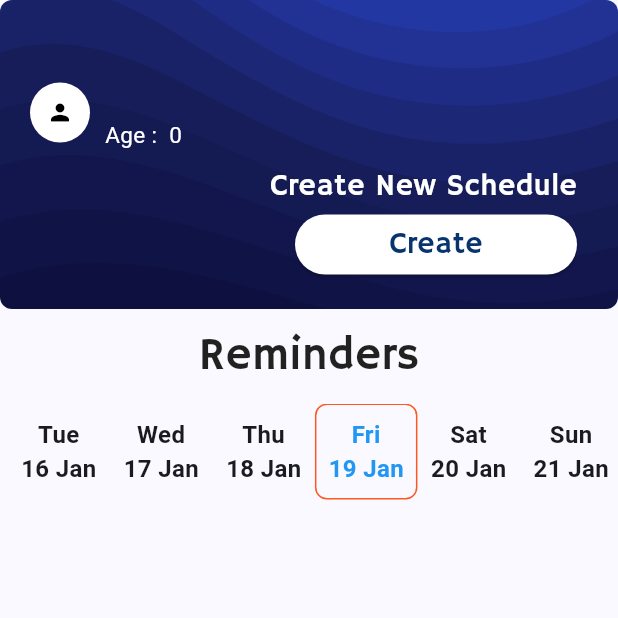
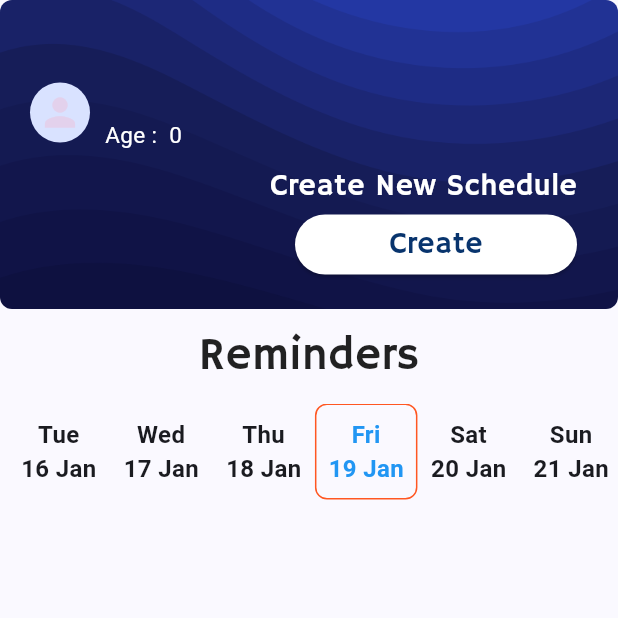
Before and after one commit to sabsar42/digital_pharmacist_v2, a Flutter app: the SchedulerScreen screen opened directly, on a phone screen of 412 x 824 dp, the top half of it. Run offline on Flutter 3.47's test engine with Material 3 defaults, Android fonts, the phone set to English and light mode, and no system bars; our stand-ins replace camera, carousel_slider, cloud_firestore, curved_navigation_bar, date_format, device_preview and 18 more; missing offline and left inert: animated_weight_picker, google_mlkit_text_recognition, syncfusion_flutter_pdfviewer, transformable_list_view; accounts and stored records are empty.

```diff
--- a/lib/Scheduler/widget/schedulerProfile.dart
+++ b/lib/Scheduler/widget/schedulerProfile.dart
@@ -3,7 +3,9 @@ import 'package:digi_pharma_app_test/Scheduler/Screen/SchedulerSettingsScreen.da
 import 'package:digi_pharma_app_test/style.dart';
 import 'package:firebase_auth/firebase_auth.dart';
 import 'package:flutter/material.dart';
+import 'package:get/get_state_manager/src/simple/get_state.dart';
 
+import '../../User_Profile/controller/upload_profile_image_contoller.dart';
 import '../../User_Profile/screens/UserProfile.dart';
 
 
@@ -59,14 +61,26 @@ class _schedulerProfileBarState extends State<schedulerProfileBar> {
               crossAxisAlignment: CrossAxisAlignment.center,
               children: [
 
-                CircleAvatar(
-                  radius: 20,
-                  backgroundColor: Colors.white,
-                  child: Icon(
-                    Icons.person,
-                    size: 18,
-                    color: Colors.black,
-                  ),
+                GetBuilder<ShowUserProfileImageController>(
+                  builder: (controller) {
+                    final profileImageUrl = controller.profileImageUrl;
+
+                    return CircleAvatar(
+                      child: ClipOval(
+                        child: profileImageUrl != null
+                            ? Image.network(
+                          profileImageUrl,
+                          fit: BoxFit
+                              .cover, // Use BoxFit.cover to ensure the image covers the circular area
+                        )
+                            : Icon(
+                          Icons.person,
+                          size: 30,
+                          color: Color.fromRGBO(227, 209, 236, 1.0),
+                        ),
+                      ),
+                    );
+                  },
                 ),
                 SizedBox(
                   width: 10,
```
